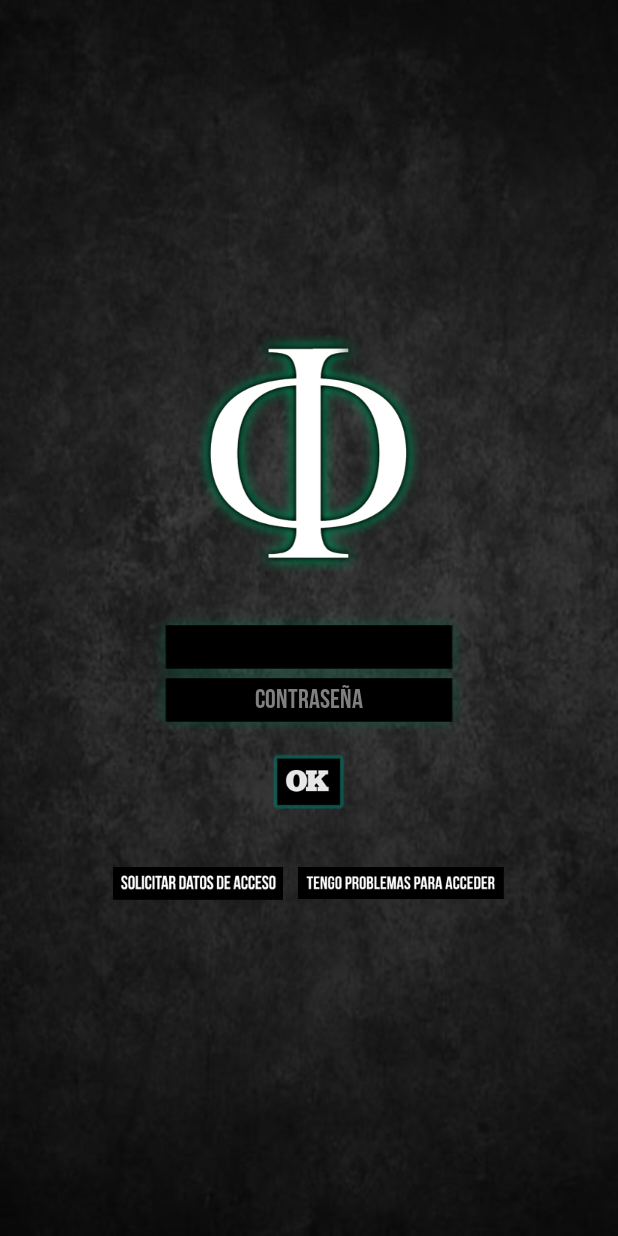
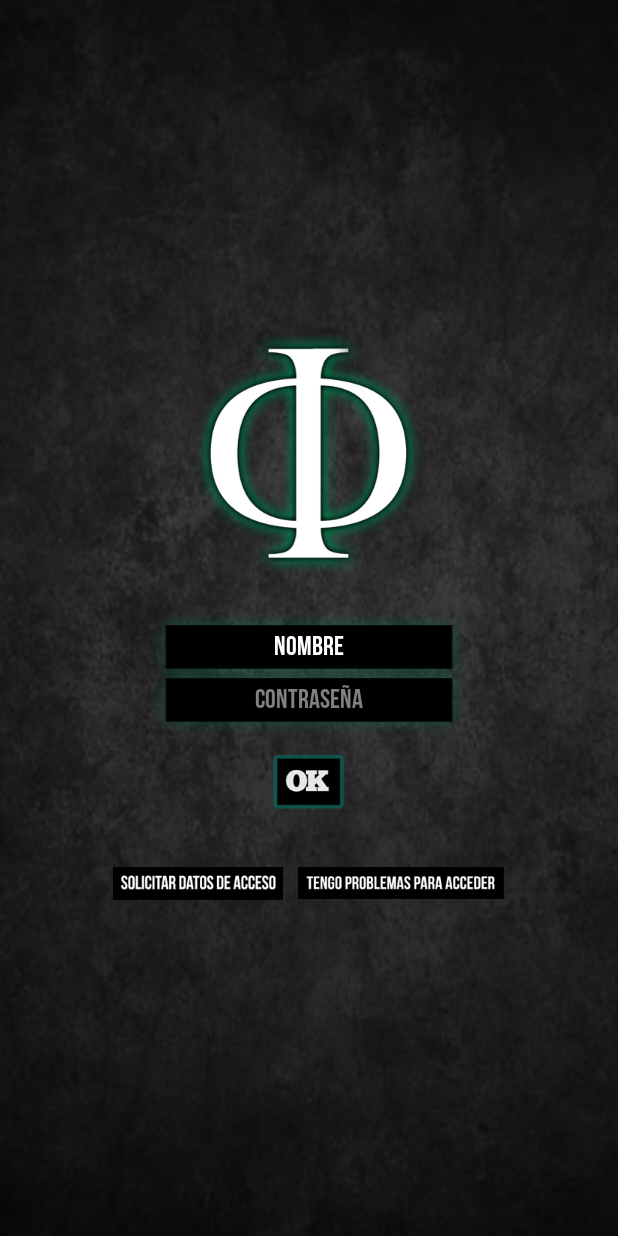
Before and after one commit to BlackListTeam/blacklist-android, an Android app: the LoginActivity screen opened directly, with no data from a screen before it, on a phone screen of 412 x 824 dp. Run offline under Robolectric (Android 15) with nearby library versions, the phone set to English and light mode, and no system bars.

Commit message:
Merge branch 'master' of https://github.com/BlackListTeam/blacklist-android
Conflicts:
	BlackList/src/main/AndroidManifest.xml
	BlackList/src/main/res/values/strings.xml

```diff
--- a/BlackList/src/main/java/cat/andreurm/blacklist/activities/LoginActivity.java
+++ b/BlackList/src/main/java/cat/andreurm/blacklist/activities/LoginActivity.java
@@ -1,42 +1,60 @@
 package cat.andreurm.blacklist.activities;
 
+import android.content.Intent;
 import android.graphics.Paint;
 import android.graphics.Typeface;
 import android.os.Bundle;
 import android.app.Activity;
-import android.view.Menu;
+import android.view.View;
 import android.widget.TextView;
+import android.widget.Toast;
 
 import cat.andreurm.blacklist.R;
+import cat.andreurm.blacklist.utils.Utils;
+import cat.andreurm.blacklist.utils.WebService;
+
 /**
  * Created by air on 24/07/13.
  */
 public class LoginActivity extends Activity {
 
+    Utils   u;
+    WebService ws;
     @Override
     protected void onCreate(Bundle savedInstanceState) {
         super.onCreate(savedInstanceState);
         setContentView(R.layout.activity_login);
 
-
+        u=new Utils(this);
+        ws=new WebService(this);
 
         Typeface font = Typeface.createFromAsset(getAssets(), getString(R.string.bebas_neue));
 
-        TextView txt = (TextView) findViewById(R.id.editText);
+        TextView txt = (TextView) findViewById(R.id.login_name);
         txt.setTypeface(font);
         txt.setPaintFlags(txt.getPaintFlags() | Paint.SUBPIXEL_TEXT_FLAG);
+        txt.setText(u.retriveUserName());
 
-        TextView txt2 = (TextView) findViewById(R.id.editText2);
+        TextView txt2 = (TextView) findViewById(R.id.login_password);
         txt2.setTypeface(font);
         txt2.setPaintFlags(txt2.getPaintFlags() | Paint.SUBPIXEL_TEXT_FLAG);
     }
 
+    public void goToRegister(View view){
+        startActivity(new Intent(this,RegisterActivity.class));
+    }
 
-    @Override
-    public boolean onCreateOptionsMenu(Menu menu) {
-        // Inflate the menu; this adds items to the action bar if it is present.
-        getMenuInflater().inflate(R.menu.main, menu);
-        return true;
+    public void problems(View view){
+        Intent i = new Intent(Intent.ACTION_SEND);
+        i.setType(getString(R.string.email_mime_type));
+        i.putExtra(Intent.EXTRA_EMAIL  , new String[]{getString(R.string.email_to)});
+        i.putExtra(Intent.EXTRA_SUBJECT, getString(R.string.contact));
+        i.putExtra(Intent.EXTRA_TEXT   , getString(R.string.empty_string));
+        try {
+            startActivity(Intent.createChooser(i, getString(R.string.email_chooser_title)));
+        } catch (android.content.ActivityNotFoundException ex) {
+            Toast.makeText(LoginActivity.this, getString(R.string.no_email_error), Toast.LENGTH_SHORT).show();
+        }
     }
 
     @Override
--- a/BlackList/src/main/java/cat/andreurm/blacklist/activities/RegisterActivity.java
+++ b/BlackList/src/main/java/cat/andreurm/blacklist/activities/RegisterActivity.java
@@ -6,9 +6,6 @@ import android.graphics.Paint;
 import android.graphics.Typeface;
 import android.os.Bundle;
 import android.app.Activity;
-import android.text.Html;
-import android.util.Log;
-import android.view.Menu;
 import android.view.View;
 import android.view.inputmethod.InputMethodManager;
 import android.widget.EditText;
@@ -134,7 +131,6 @@ public class RegisterActivity extends Activity implements WebServiceCaller {
     @Override
     public void webServiceReady(Hashtable result) {
         Boolean auth_error= (Boolean) result.get("authError");
-        Log.d("AND-Register",result.toString());
         if(auth_error){
             Toast.makeText(getApplicationContext(), getString(R.string.ws_connection_error), Toast.LENGTH_SHORT).show();
             return;
@@ -147,7 +143,6 @@ public class RegisterActivity extends Activity implements WebServiceCaller {
             u.saveUserName(message);
             startActivity(new Intent(this,RegisterOkActivity.class));
         }else{
-            //String strJunk=getString(R.string.error_promo_code);
             Toast.makeText(getApplicationContext(), (CharSequence) result.get("errorMessage"), Toast.LENGTH_SHORT).show();
         }
     }
--- a/BlackList/src/main/java/cat/andreurm/blacklist/utils/Utils.java
+++ b/BlackList/src/main/java/cat/andreurm/blacklist/utils/Utils.java
@@ -42,7 +42,7 @@ public class Utils {
 
     public String retriveUserName(){
         SharedPreferences settings = act.getSharedPreferences(PREFS_NAME, 0);
-        String ret=settings.getString("userName", "");
+        String ret=settings.getString("userName", "Nombre");
         return ret;
     }
 
--- a/BlackList/src/main/res/layout/activity_login.xml
+++ b/BlackList/src/main/res/layout/activity_login.xml
@@ -34,13 +34,13 @@
             android:layout_height="wrap_content"
             android:inputType="textPersonName"
             android:ems="10"
-            android:id="@+id/editText"
+            android:id="@+id/login_name"
             android:background="@drawable/input"
             android:textColor="#ffffff"
             android:gravity="center"
 
-            android:layout_alignLeft="@+id/editText2"
-            android:layout_alignRight="@+id/editText2"
+            android:layout_alignLeft="@+id/login_password"
+            android:layout_alignRight="@+id/login_password"
             android:cursorVisible="false"/>
 
     <EditText
@@ -48,11 +48,11 @@
             android:layout_height="wrap_content"
             android:inputType="textPassword"
             android:ems="10"
-            android:id="@+id/editText2"
+            android:id="@+id/login_password"
             android:background="@drawable/input"
             android:textColor="#ffffff"
             android:gravity="center"
-            android:layout_alignTop="@+id/editText"
+            android:layout_alignTop="@+id/login_name"
             android:layout_centerHorizontal="true"
             android:layout_marginTop="35dp"
             android:cursorVisible="false"
@@ -63,13 +63,14 @@
             android:layout_width="wrap_content"
             android:layout_height="wrap_content"
             android:scaleType="fitCenter"
-            android:id="@+id/button"
+            android:id="@+id/login_ok"
             android:background="@drawable/button_ok"
             android:layout_alignParentEnd="false"
             android:layout_alignParentStart="false"
-            android:layout_below="@+id/editText2"
+            android:layout_below="@+id/login_password"
             android:layout_centerHorizontal="true"
-            android:layout_marginTop="12dp"/>
+            android:layout_marginTop="12dp"
+            android:contentDescription="@string/login"/>
 </RelativeLayout>
         <RelativeLayout
                 android:layout_width="wrap_content"
@@ -88,19 +89,23 @@
                     android:background="@drawable/button_solicitar"
                     android:layout_alignParentEnd="false"
                     android:layout_alignParentStart="false"
-                    android:layout_marginTop="12dp"/>
+                    android:layout_marginTop="12dp"
+                    android:onClick="goToRegister"
+                    android:contentDescription="@string/solicitar_datos"/>
             <ImageButton
                     style="?android:attr/buttonStyleSmall"
                     android:layout_width="wrap_content"
                     android:layout_height="wrap_content"
                     android:scaleType="fitCenter"
-                    android:id="@+id/button"
+                    android:id="@+id/buttonProblemas"
                     android:background="@drawable/button_problemas"
                     android:layout_toRightOf="@+id/buttonSolicitar"
                     android:layout_alignParentEnd="false"
                     android:layout_alignParentStart="false"
                     android:layout_marginTop="12dp"
-                    android:layout_marginLeft="10dp"/>
+                    android:layout_marginLeft="10dp"
+                    android:onClick="problems"
+                    android:contentDescription="@string/login_problems"/>
 
             </RelativeLayout>
 
--- a/BlackList/src/main/res/values/strings.xml
+++ b/BlackList/src/main/res/values/strings.xml
@@ -35,5 +35,16 @@
     <string name="email">E-mail</string>
     <string name="birth_year">Año de nacimiento</string>
     <string name="go_login">Go login</string>
+    <string name="contact">Contacto</string>
+    <string name="email_to">info@blacklistmeetings.com</string>
+    <string name="email_chooser_title">Enviar Email</string>
+    <string name="email_mime_type">message/rfc822</string>
+    <string name="no_email_error">No hay ningún cliente de email instalado.</string>
+    <string name="empty_string"/>
+    <string name="login">login</string>
+    <string name="solicitar_datos">solicitar datos</string>
+    <string name="login_problems">Problemas para acceder</string>
+    <string name="acceder">Acceder</string>
+    <string name="contactar">contactar</string>
 
 </resources>
```
Also changed, not shown: BlackList/src/main/java/cat/andreurm/blacklist/activities/PromoterCodeActivity.java (+1 -12 lines), BlackList/src/main/java/cat/andreurm/blacklist/activities/RegisterOkActivity.java (+20 -9 lines), BlackList/src/main/res/layout/activity_register.xml (+8 -5 lines), BlackList/src/main/res/layout/activity_register_ok.xml (+7 -3 lines).
